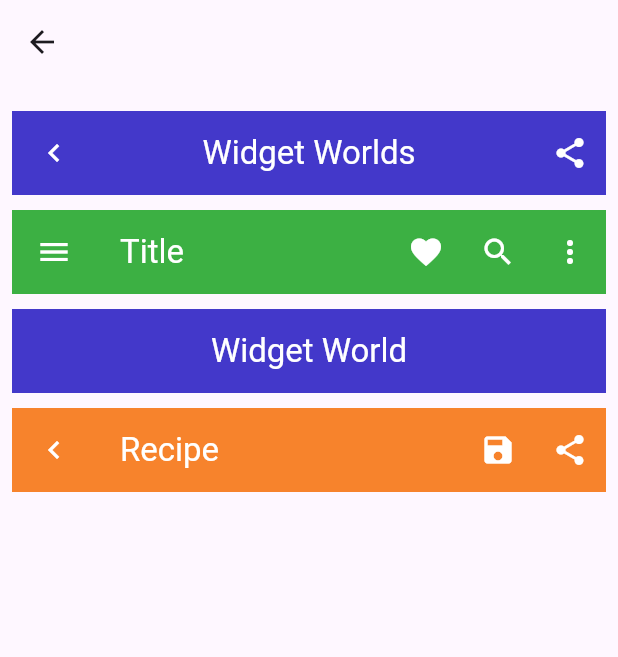
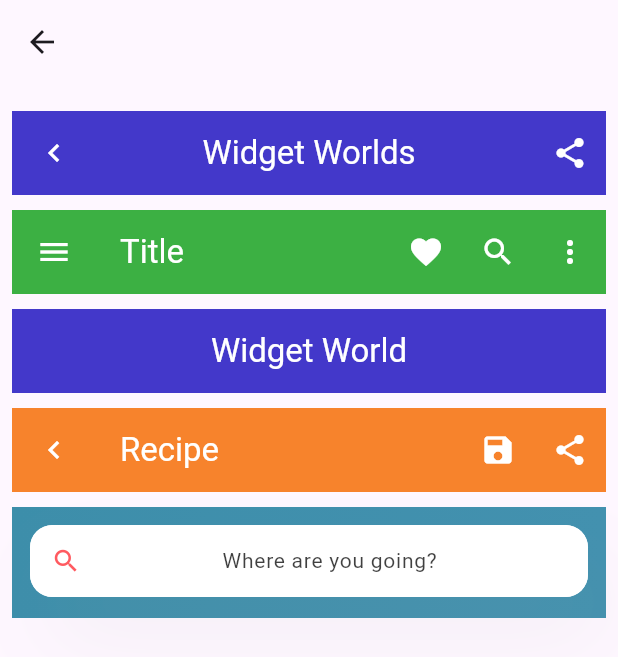
Before and after one commit to KhubaibJamal/FYP, a Flutter app: the AppBars screen opened directly, on a phone screen of 412 x 824 dp. Shown: the top 657 px of the screen. Run offline on Flutter 3.47's test engine with Material 3 defaults, Android fonts, the phone set to English and light mode, and no system bars.

Commit message:
widget:search appbar

```diff
--- /dev/null
+++ b/lib/appbars/appbar5.dart
@@ -0,0 +1,77 @@
+import 'package:flutter/material.dart';
+
+class AppBar5 extends StatelessWidget {
+  const AppBar5({super.key});
+
+  @override
+  Widget build(BuildContext context) {
+    return AppBar(
+      automaticallyImplyLeading: false,
+      flexibleSpace: Container(
+        padding: const EdgeInsets.all(12),
+        decoration: const BoxDecoration(
+          gradient: LinearGradient(
+            colors: [
+              Color(0xFF3c8eaa),
+              Color(0xFF4291af),
+            ],
+            begin: Alignment.centerLeft,
+            end: Alignment.centerRight,
+          ),
+        ),
+        child: const SearchInput(),
+      ),
+    );
+  }
+}
+
+class SearchInput extends StatelessWidget {
+  const SearchInput({Key? key}) : super(key: key);
+
+  @override
+  Widget build(BuildContext context) {
+    return Container(
+      height: 50,
+      decoration: BoxDecoration(
+        boxShadow: [
+          BoxShadow(
+            offset: const Offset(12, 26),
+            blurRadius: 50,
+            spreadRadius: 0,
+            color: Colors.grey.withOpacity(.1),
+          ),
+        ],
+      ),
+      child: TextField(
+        textAlign: TextAlign.center,
+        style: const TextStyle(fontSize: 14),
+        decoration: InputDecoration(
+          // prefixIcon: Icon(Icons.email),
+          prefixIcon: const Icon(
+            Icons.search,
+            size: 20,
+            color: Color(0xffFF5A60),
+          ),
+          filled: true,
+          fillColor: Colors.white,
+          hintText: 'Where are you going?',
+          hintStyle: TextStyle(color: Colors.black.withOpacity(.75)),
+          contentPadding:
+              const EdgeInsets.symmetric(vertical: 0.0, horizontal: 20.0),
+          border: const OutlineInputBorder(
+            borderRadius: BorderRadius.all(Radius.circular(15.0)),
+          ),
+          enabledBorder: const OutlineInputBorder(
+            borderSide: BorderSide(color: Colors.white, width: 1.0),
+            borderRadius: BorderRadius.all(Radius.circular(15.0)),
+          ),
+          focusedBorder: const OutlineInputBorder(
+            borderSide: BorderSide(color: Colors.white, width: 2.0),
+            borderRadius: BorderRadius.all(Radius.circular(15.0)),
+          ),
+        ),
+        onChanged: (value) {},
+      ),
+    );
+  }
+}
--- a/lib/home/appbars.dart
+++ b/lib/home/appbars.dart
@@ -3,6 +3,7 @@ import 'package:fyp/appbars/appbar1.dart';
 import 'package:fyp/appbars/appbar2.dart';
 import 'package:fyp/appbars/appbar3.dart';
 import 'package:fyp/appbars/appbar4.dart';
+import 'package:fyp/appbars/appbar5.dart';
 
 class AppBars extends StatelessWidget {
   const AppBars({super.key});
@@ -25,6 +26,8 @@ class AppBars extends StatelessWidget {
               SizedBox(height: 10),
               AppBar4(),
               SizedBox(height: 10),
+              AppBar5(),
+              SizedBox(height: 10),
             ],
           ),
         ),
```
